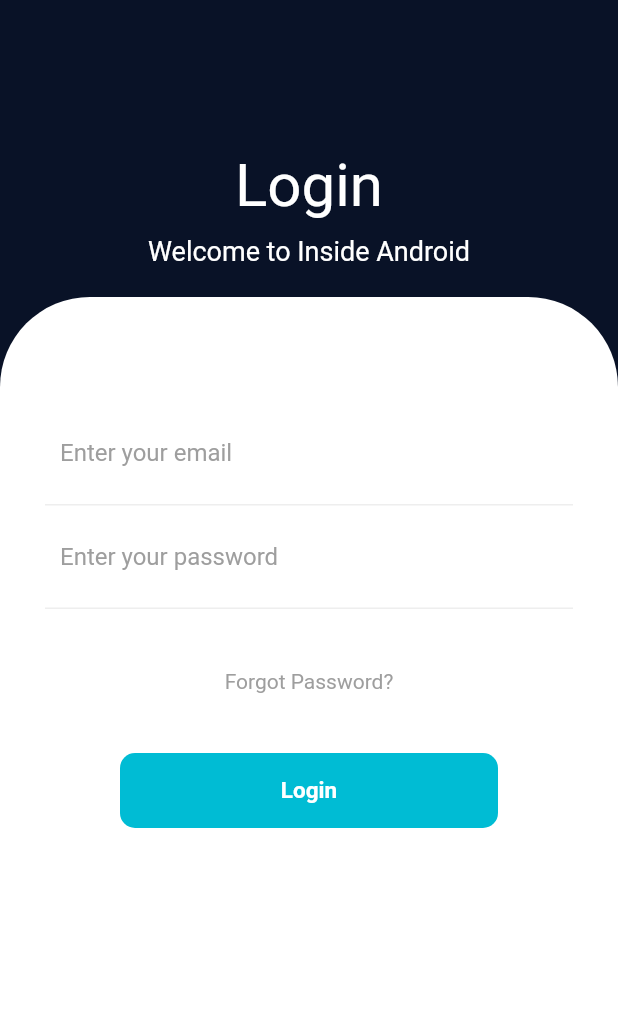
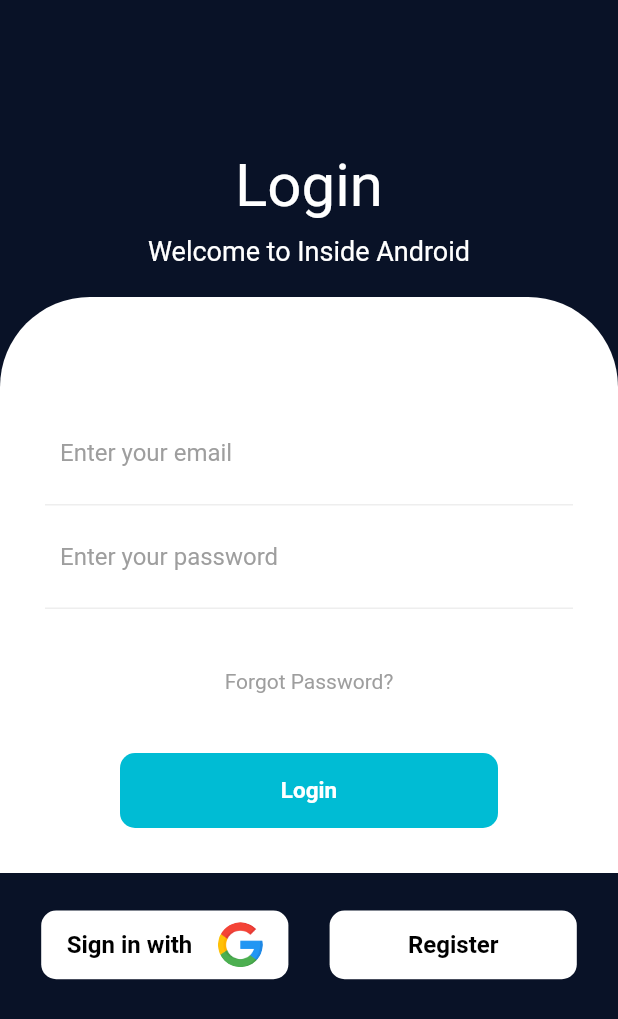
Before and after one commit to GFG-CLUB-KIIT/Hear-ME, a Flutter app: the screen it shows after launch, on a phone screen of 412 x 824 dp. Shown: the top 1019 px of the screen. Run offline on Flutter 3.47's test engine with Material 2 defaults, Android fonts, the phone set to English and light mode, and no system bars; missing offline and left inert: des_plugin.

Commit message:
signin and register button

```diff
--- a/lib/Pages/Login.dart
+++ b/lib/Pages/Login.dart
@@ -8,7 +8,8 @@ class LoginPage extends StatelessWidget {
   Widget build(BuildContext context) {
     return Scaffold(
       body: Container(
-        width: double.infinity,
+        // width: double.infinity,
+        // height: MediaQuery.of(context).size.height*0.3,
         decoration: BoxDecoration(
           gradient: LinearGradient(begin: Alignment.topCenter, colors: [
             Color.fromRGBO(9, 18, 39, 1),
@@ -21,7 +22,8 @@ class LoginPage extends StatelessWidget {
           children: <Widget>[
             SizedBox(height: 80,),
             Header(),
-            Expanded(child: Container(
+            Container(
+              // height: MediaQuery.of(context).size.height*0.7,
               decoration: BoxDecoration(
                   color: Colors.white,
                   borderRadius: BorderRadius.only(
@@ -30,7 +32,74 @@ class LoginPage extends StatelessWidget {
                   )
               ),
               child: InputWrapper(),
-            ))
+            ),
+           Row(
+             mainAxisAlignment: MainAxisAlignment.spaceEvenly,
+             children: [
+               InkWell(
+                        child: Container(
+                            width: MediaQuery.of(context).size
+                                .width/2.5,
+                            height: MediaQuery.of(context).size.height/18,
+                            margin: EdgeInsets.only(top: 25),
+                            decoration: BoxDecoration(
+                                borderRadius: BorderRadius.circular(10),
+                                color:Colors.white
+                            ),
+                            child: Center(
+                                child: Row(
+                                  mainAxisAlignment: MainAxisAlignment.spaceEvenly,
+                                  children: <Widget>[
+                                    Text('Sign in with',
+                                      style: TextStyle(
+                                          fontSize: 16.0,
+                                          fontWeight: FontWeight.bold,
+                                          color: Colors.black
+                                      ),
+                                    ),
+                                    Container(
+                                      height: 30.0,
+                                      width: 30.0,
+                                      decoration: BoxDecoration(
+                                        image: DecorationImage(
+                                            image:
+                                            AssetImage('Assets/Images/google.png'),
+                                            fit: BoxFit.cover),
+                                        shape: BoxShape.circle,
+                                      ),
+                                    ),
+                                  ],
+                                )
+                            )
+                        ),
+                        onTap: (){}
+               ),
+               InkWell(
+                        child: Container(
+                            width: MediaQuery.of(context).size
+                                .width/2.5,
+                            height: MediaQuery.of(context).size.height/18,
+                            margin: EdgeInsets.only(top: 25),
+                            decoration: BoxDecoration(
+                                borderRadius: BorderRadius.circular(10),
+                                color:Colors.white
+                            ),
+                            child: Center(
+                                child:
+                                Text('Register',
+                                      style: TextStyle(
+                                          fontSize: 16.0,
+                                          fontWeight: FontWeight.bold,
+                                          color: Colors.black
+                                      ),
+                                    ),
+                            )
+                        ),
+
+                        onTap: (){}
+               ),
+             ],
+           ),
           ],
         ),
       ),
```
Also changed, not shown: Assets/Images/google.png (added).
